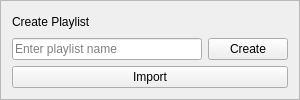
Qt form src/popovers/createPlaylistPopover/createPlaylistPopover.ui (Nmstr/Auralium) before a commit.
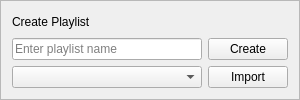
The same form after that commit.

Commit message: key for import now choosable

```diff
--- a/src/popovers/createPlaylistPopover/createPlaylistPopover.ui
+++ b/src/popovers/createPlaylistPopover/createPlaylistPopover.ui
@@ -44,13 +44,16 @@
      </property>
     </widget>
    </item>
-   <item row="2" column="0" colspan="2">
+   <item row="2" column="1">
     <widget class="QPushButton" name="importBtn">
      <property name="text">
       <string>Import</string>
      </property>
     </widget>
    </item>
+   <item row="2" column="0">
+    <widget class="QComboBox" name="importKeyCombo"/>
+   </item>
   </layout>
  </widget>
  <resources/>
```
The commit also changes 1 other file.
